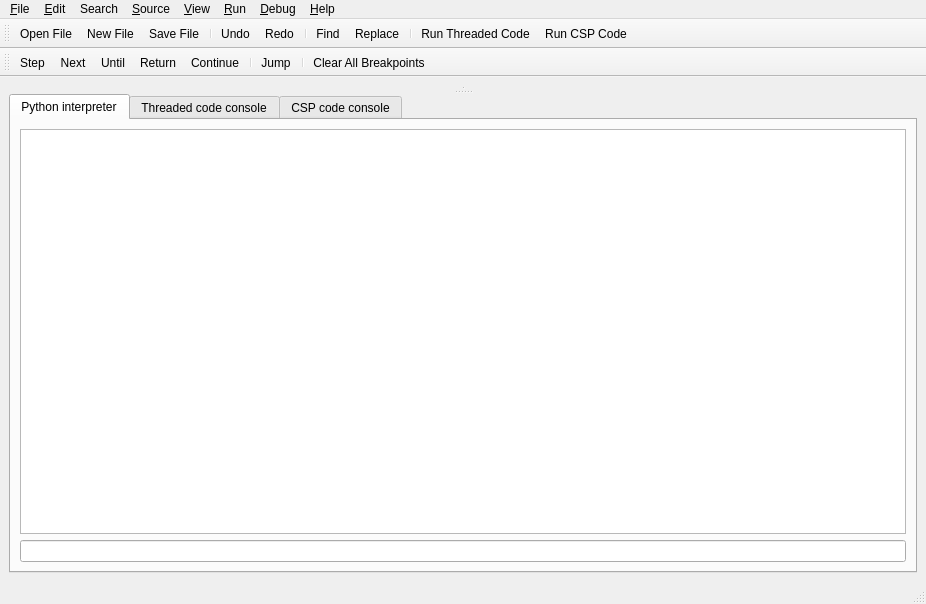
Qt form src/gui/bijector_main.ui (snim2/pybijector) before a commit.
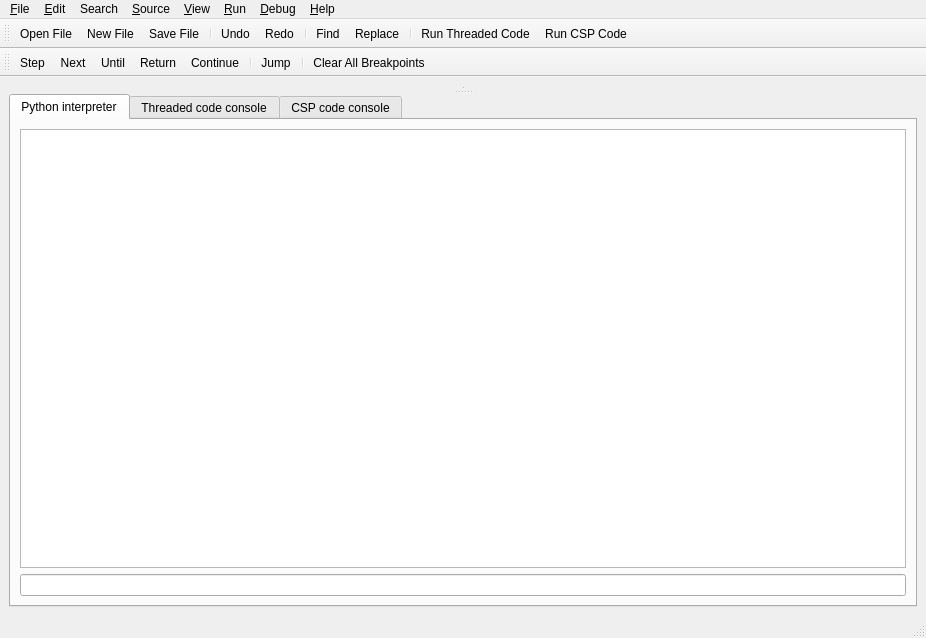
The same form after that commit. Custom widgets are drawn as their Qt base class.

The edit to the form file:
```diff
--- a/src/gui/bijector_main.ui
+++ b/src/gui/bijector_main.ui
@@ -8,7 +8,7 @@
     <x>0</x>
     <y>0</y>
     <width>926</width>
-    <height>604</height>
+    <height>638</height>
    </rect>
   </property>
   <property name="windowTitle">
```
Left out of the diff: 24 changed lines with no effect on the pictures.
